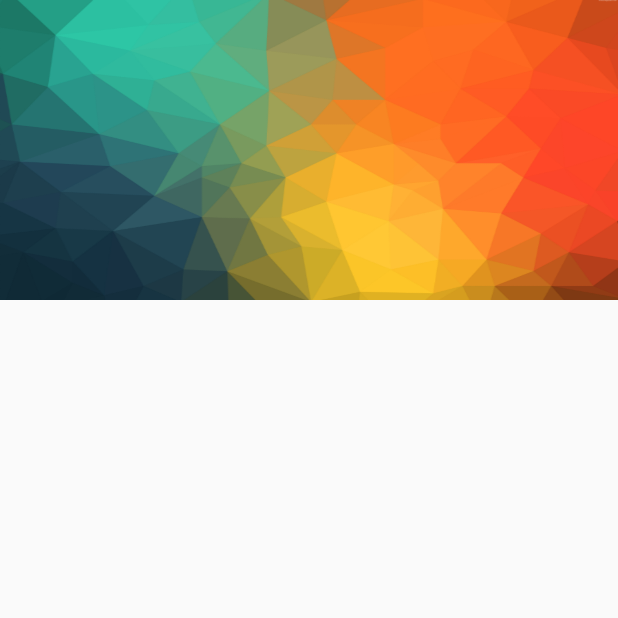
After one commit to Btnisme123/InterfaceOfSuperSaiyan, an Android app: the FoodActivity screen opened directly, with no data from a screen before it, on a phone screen of 412 x 824 dp, the top half of it. The commit adds this screen. Run offline under Robolectric (Android 15) with nearby library versions, the phone set to English and light mode, and no system bars.

Commit message:
add detail product

```diff
--- a/TrackingStore/app/src/main/AndroidManifest.xml
+++ b/TrackingStore/app/src/main/AndroidManifest.xml
@@ -15,8 +15,8 @@
                 <category android:name="android.intent.category.LAUNCHER" />
             </intent-filter>
         </activity>
-
-        <activity android:name=".ui.activity.MainActivity"/>
+        <activity android:name=".ui.activity.MainActivity" />
+        <activity android:name=".ui.activity.FoodActivity"></activity>
     </application>
 
 </manifest>
--- /dev/null
+++ b/TrackingStore/app/src/main/java/vulan/com/trackingstore/ui/activity/FoodActivity.java
@@ -0,0 +1,27 @@
+package vulan.com.trackingstore.ui.activity;
+
+import android.os.Bundle;
+import android.support.v7.app.AppCompatActivity;
+import android.support.v7.widget.RecyclerView;
+
+import vulan.com.trackingstore.R;
+
+public class FoodActivity extends AppCompatActivity {
+
+    private RecyclerView mRecyclerFood;
+
+    @Override
+    protected void onCreate(Bundle savedInstanceState) {
+        super.onCreate(savedInstanceState);
+        setContentView(R.layout.activity_food);
+        findView();
+    }
+
+    private void findView() {
+        mRecyclerFood = (RecyclerView) findViewById(R.id.recycler_food);
+    }
+
+    private void init() {
+
+    }
+}
--- /dev/null
+++ b/TrackingStore/app/src/main/res/layout/activity_food.xml
@@ -0,0 +1,16 @@
+<?xml version="1.0" encoding="utf-8"?>
+<LinearLayout xmlns:android="http://schemas.android.com/apk/res/android"
+    android:layout_width="match_parent"
+    android:layout_height="match_parent"
+    android:orientation="vertical">
+
+    <ImageView
+        android:layout_width="match_parent"
+        android:layout_height="@dimen/common_size_200"
+        android:background="@drawable/background_profile" />
+
+    <android.support.v7.widget.RecyclerView
+        android:id="@+id/recycler_food"
+        android:layout_width="match_parent"
+        android:layout_height="match_parent" />
+</LinearLayout>
--- a/TrackingStore/app/src/main/res/values/colors.xml
+++ b/TrackingStore/app/src/main/res/values/colors.xml
@@ -7,4 +7,6 @@
     <color name="white">#FFFFFF</color>
     <color name="red">#f22800</color>
     <color name="red_transparent">#80f22800</color>
+    <color name="raised_button_normal_color">#FFFFFF</color>
+    <color name="raised_button_highlight_color">#88f1ecec</color>
 </resources>
--- a/TrackingStore/app/src/main/res/values/dimens.xml
+++ b/TrackingStore/app/src/main/res/values/dimens.xml
@@ -45,5 +45,6 @@
     <dimen name="common_text_size_30">30sp</dimen>
     <dimen name="comon_size_300dp">300dp</dimen>
     <dimen name="common_size_300">300dp</dimen>
+    <dimen name="common_size_250">250dp</dimen>
 
 </resources>
```
Also changed, not shown: TrackingStore/app/src/main/java/vulan/com/trackingstore/adapter/FoodAdapter.java (added, +114 -0 lines), TrackingStore/app/src/main/java/vulan/com/trackingstore/data/model/Food.java (+9 -0 lines), TrackingStore/app/src/main/res/drawable/raised_button.xml (added, +15 -0 lines), TrackingStore/app/src/main/res/layout/item_grid_food.xml (added, +51 -0 lines), TrackingStore/app/src/main/res/layout/item_list_food.xml (added, +34 -0 lines).
